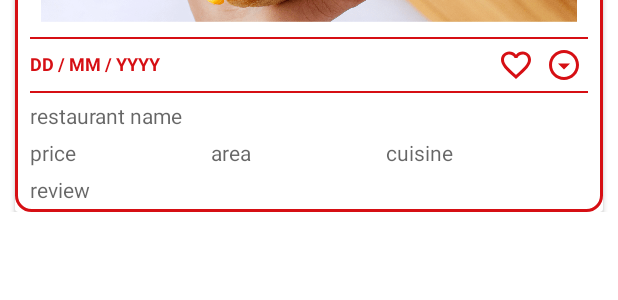
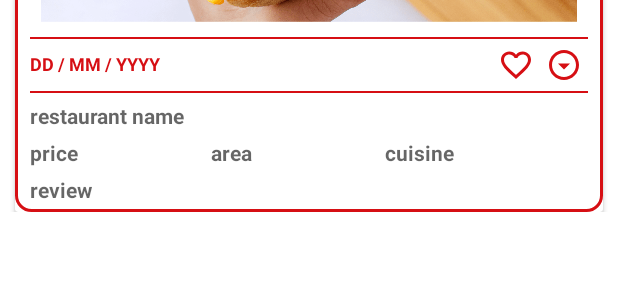
Before and after one commit to ChewonHan/BiteBook_new, an Android app: the layout home_card.xml on its own in the app's theme, with its tools: preview values and no code run, on a phone screen of 412 x 824 dp. Shown: the part 290-590 px from the top of the screen. Run offline under Robolectric (Android 15) with nearby library versions, the phone set to English and light mode, and no system bars.

Commit message:
Updated the HomePage: - updated the function that shows expanded information

```diff
--- a/app/src/main/res/layout/home_card.xml
+++ b/app/src/main/res/layout/home_card.xml
@@ -160,7 +160,9 @@
                 android:layout_marginTop="5dp"
                 android:layout_marginHorizontal="10dp"
                 android:layout_below="@+id/line3"
-                android:hint="restaurant name"/>
+                android:hint="restaurant name"
+                android:textStyle="bold"
+                android:textColor="@color/bright_red"/>
 
             <LinearLayout
                 android:id="@+id/price_area_cuisine"
@@ -177,6 +179,7 @@
                     android:layout_marginBottom="5dp"
                     android:layout_weight="1"
                     android:hint="price"
+                    android:textStyle="bold"
                     android:textColor="@color/bright_red"/>
 
                 <TextView
@@ -186,6 +189,7 @@
                     android:layout_marginBottom="5dp"
                     android:layout_weight="1"
                     android:hint="area"
+                    android:textStyle="bold"
                     android:textColor="@color/bright_red"/>
 
                 <TextView
@@ -195,6 +199,7 @@
                     android:layout_marginBottom="5dp"
                     android:layout_weight="1"
                     android:hint="cuisine"
+                    android:textStyle="bold"
                     android:textColor="@color/bright_red"/>
             </LinearLayout>
 
@@ -205,7 +210,9 @@
                 android:layout_below="@+id/price_area_cuisine"
                 android:layout_marginHorizontal="10dp"
                 android:layout_marginBottom="5dp"
-                android:hint="review"/>
+                android:hint="review"
+                android:textStyle="bold"
+                android:textColor="@color/bright_red"/>
 
         </RelativeLayout>
     </androidx.cardview.widget.CardView>
```
Also changed, not shown: app/src/main/java/com/example/bitebook_new/HomeCardAdapter.java (+7 -2 lines).
